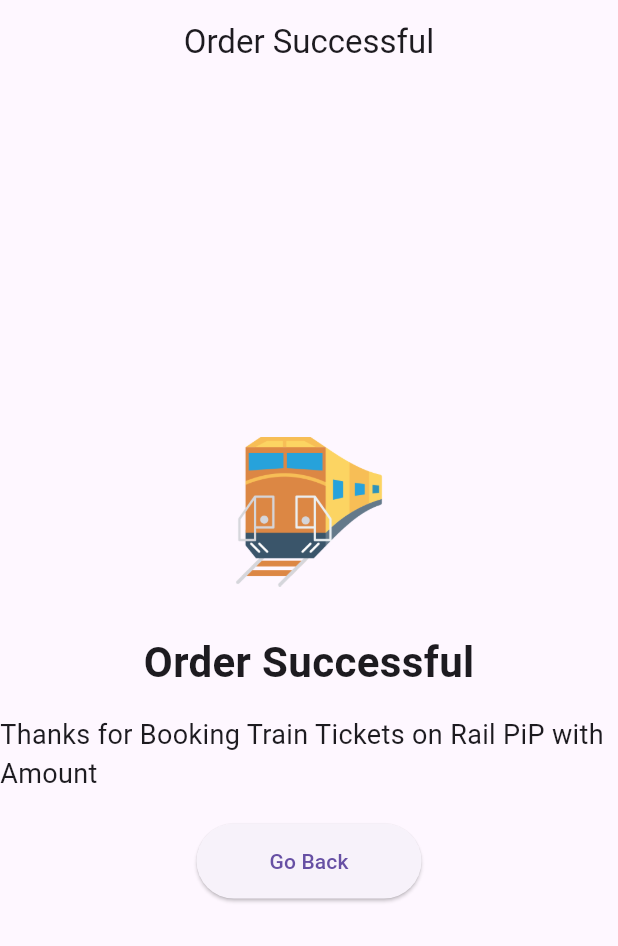
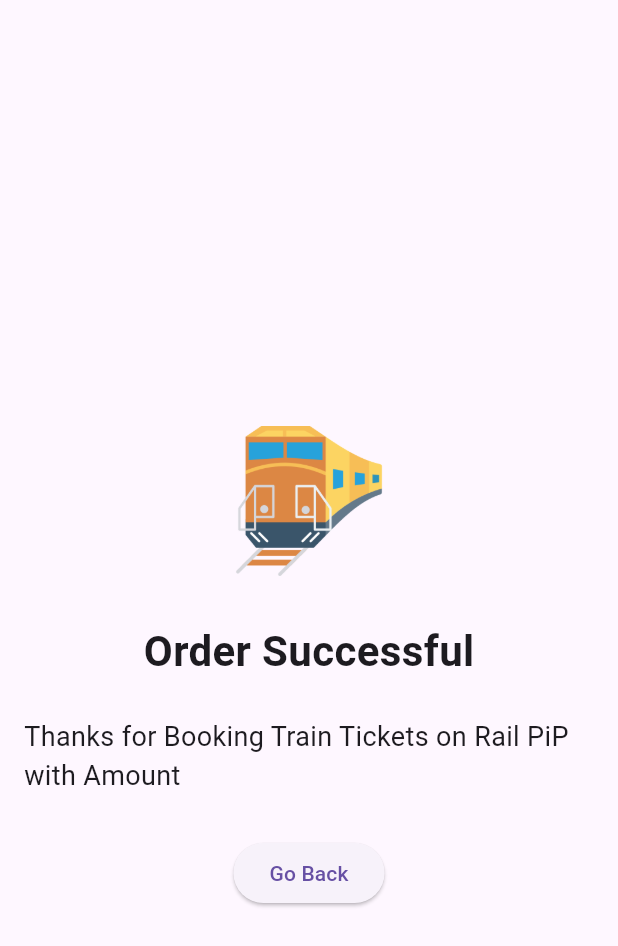
Before and after one commit to Jdayasagar77/rail_book_pip, a Flutter app: the OrderSuccessfulPage screen opened directly with empty values, on a phone screen of 412 x 824 dp. Shown: the top 946 px of the screen. Run offline on Flutter 3.47's test engine with Material 3 defaults, Android fonts, the phone set to English and light mode, and no system bars; our stand-ins replace cloud_firestore, firebase_auth, firebase_core, flutter_dotenv, image_picker, shared_preferences; missing offline and left inert: flutter_stripe; accounts and stored records are empty.

Commit message:
All Done - 1

```diff
--- a/lib/models/payment_stripe.dart
+++ b/lib/models/payment_stripe.dart
@@ -12,7 +12,7 @@
     required String country,
     required String currency,
     required String amount}) async {
-  final url = Uri.parse('https://api.stripe.com/v1/payment_intents');
+  final url = Uri.parse('${dotenv.env["PAY_INTENTS"]}');
 
 
 
@@ -32,7 +32,7 @@
   final response = await http.post(url,
       headers: {
         "Authorization": "Bearer ${dotenv.env["PAYMENT_KEY"]}",
-        'Content-Type': 'application/x-www-form-urlencoded'
+        'Content-Type': '${dotenv.env["CONTENT_TYPE"]}'
       },
       body: body);
 
--- a/lib/networkservices/search_train_service.dart
+++ b/lib/networkservices/search_train_service.dart
@@ -10,10 +10,10 @@
   Future<List<Train>> searchTrains(String fromStationCode, String toStationCode,
       String dateOfJourney) async {
 
-    const baseUrl = 'https://irctc1.p.rapidapi.com/api/v3/trainBetweenStations';
+
 
     final url = Uri.parse(
-        '$baseUrl?fromStationCode=$fromStationCode&toStationCode=$toStationCode&dateOfJourney=$dateOfJourney');
+        '${dotenv.env["TRAIN_BTW_STN"]}?fromStationCode=$fromStationCode&toStationCode=$toStationCode&dateOfJourney=$dateOfJourney');
 
     final Map<String, String> headers = {
        'X-RapidAPI-Key': '${dotenv.env["IRCTC_KEY"]}',
--- a/lib/networkservices/seat_availability_service.dart
+++ b/lib/networkservices/seat_availability_service.dart
@@ -8,8 +8,7 @@
 class SeatAvailabilityService {
   Future<List<SeatAvailability>> checkSeatAvailability(
       SeatAvailabilityParams seatAvailabilityParams) async {
-    const String apiUrl =
-        'https://irctc1.p.rapidapi.com/api/v1/checkSeatAvailability';
+
     final Map<String, String> headers = {
       'X-RapidAPI-Key': '${dotenv.env["IRCTC_KEY"]}',
       'X-RapidAPI-Host': '${dotenv.env["IRCTC_HOST"]}',
@@ -24,7 +23,7 @@
       'date': seatAvailabilityParams.date,
     };
 
-    final Uri uri = Uri.parse(apiUrl).replace(queryParameters: queryParams);
+    final Uri uri = Uri.parse("${dotenv.env["CHECK_SEAT_AVAILABILITY"]}").replace(queryParameters: queryParams);
 
     try {
       final response = await http.get(uri, headers: headers);
--- a/lib/screens/login_screen.dart
+++ b/lib/screens/login_screen.dart
@@ -2,6 +2,7 @@
 import 'package:firebase_auth/firebase_auth.dart';
 import 'package:flutter/material.dart';
 import 'package:rail_book_pip/screens/bottom_bar_screen.dart';
+import 'package:rail_book_pip/screens/order_successful.dart';
 import 'package:rail_book_pip/screens/sign_up.dart';
 import 'package:shared_preferences/shared_preferences.dart';
 
@@ -218,7 +219,6 @@
                 children: [
                   GestureDetector(
                     onTap: (){
-                    //  AuthMethods().signInWithGoogle(context);
 //
                     },
                     child: Image.asset(
@@ -232,8 +232,8 @@
                     width: 30.0,
                   ),
                   GestureDetector(
-                    onTap: (){
-                    //  AuthMethods().signInWithApple();
+                    onTap: () {
+
                     },
                     child: Image.asset(
                       "assets/images/apple.png",
--- a/lib/screens/order_successful.dart
+++ b/lib/screens/order_successful.dart
@@ -10,11 +10,13 @@
   Widget build(BuildContext context) {
     return Scaffold(
       appBar: AppBar(
-        title: const Text('Order Successful'),
         centerTitle: true,
         automaticallyImplyLeading: false,
       ),
       body: Center(
+        child: Padding(
+          padding: const EdgeInsets.all(8.0),
+          child: Expanded(
             child: Column(
               mainAxisAlignment: MainAxisAlignment.center, // Center content vertically
               children: [
@@ -30,9 +32,14 @@
                   style: TextStyle(fontSize: 28, fontWeight: FontWeight.bold),
                 ),
                 const SizedBox(height: 16),
-            Text(
+                Padding(
+                  padding: const EdgeInsets.all(8.0),
+                  child: Text(
+
                     "Thanks for Booking Train Tickets on Rail PiP with Amount $selectedCurrency $amount",
                     style: const TextStyle(fontSize: 18),
+                    maxLines: 2,
+                  ),
                 ),
                 const SizedBox(height: 20), // Added spacing for readability
                 ElevatedButton(
@@ -41,12 +48,11 @@
                     Navigator.pop(context); // Assuming you want to go back
                   },
                   child: const Text('Go Back'),
-              style: ElevatedButton.styleFrom(
 
-                minimumSize: const Size(150, 50), // Set appropriate button size
+                ),
+              ],
             ),
           ),
-          ],
         ),
       ),
     );
--- a/lib/screens/tabs/home_tab.dart
+++ b/lib/screens/tabs/home_tab.dart
@@ -30,14 +30,13 @@
 
   Future<void> searchFromStations(String query) async {
 
-    const String apiUrl = 'https://irctc1.p.rapidapi.com/api/v1/searchStation';
 
     final Map<String, String> headers = {
      'X-RapidAPI-Key': '${dotenv.env["IRCTC_KEY"]}',
       'X-RapidAPI-Host': '${dotenv.env["IRCTC_HOST"]}',
     };
 
-    final Uri uri = Uri.parse(apiUrl);
+    final Uri uri = Uri.parse("${dotenv.env["SEARCH_STN"]}");
     final response = await http
         .get(uri.replace(queryParameters: {'query': query}), headers: headers);
 
@@ -77,13 +76,12 @@
 
   Future<void> searchToStations(String query) async {
 
-    const String apiUrl = 'https://irctc1.p.rapidapi.com/api/v1/searchStation';
     final Map<String, String> headers = {
       'X-RapidAPI-Key': '${dotenv.env["IRCTC_KEY"]}',
       'X-RapidAPI-Host': '${dotenv.env["IRCTC_HOST"]}',
     };
 
-    final Uri uri = Uri.parse(apiUrl);
+    final Uri uri = Uri.parse("${dotenv.env["SEARCH_STN"]}");
     final response = await http
         .get(uri.replace(queryParameters: {'query': query}), headers: headers);
 
```
Lines whose indentation alone changed are shown as unchanged.
